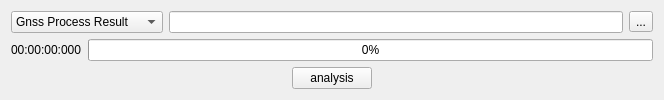
The window that OpenRtk_Dirver/CsvAnalysisTools.ui (aceinnazhangchen/OpenRtk_Dirver) describes before a commit, drawn with Qt 5.
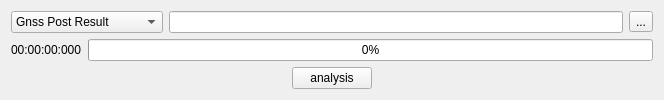
The same window after the commit.

```diff
--- a/OpenRtk_Dirver/CsvAnalysisTools.ui
+++ b/OpenRtk_Dirver/CsvAnalysisTools.ui
@@ -20,7 +20,7 @@
       <widget class="QComboBox" name="fileformat_cmb">
        <item>
         <property name="text">
-         <string>Gnss Process Result</string>
+         <string>Gnss Post Result</string>
         </property>
        </item>
       </widget>
```
